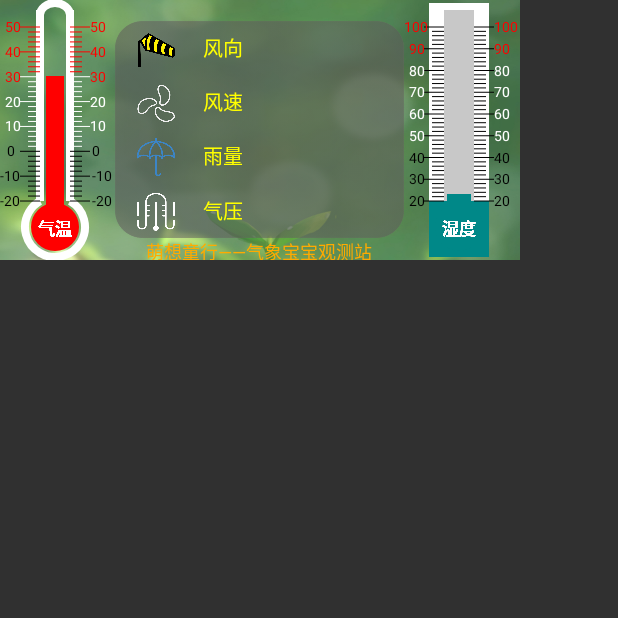
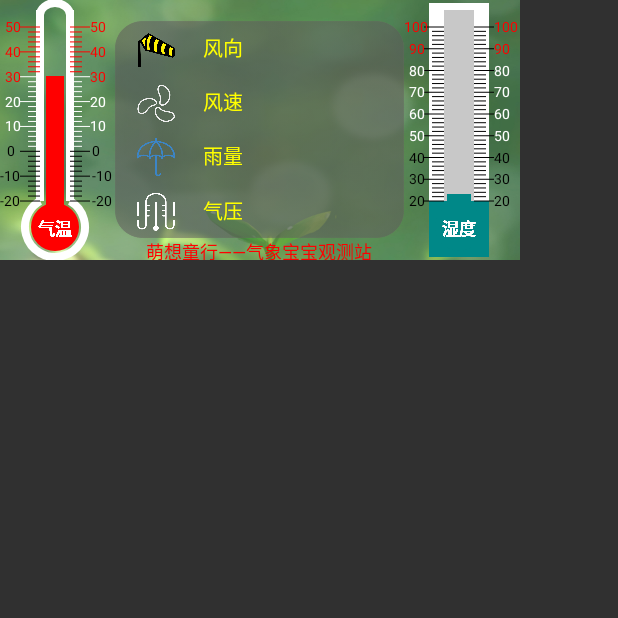
Before and after one commit to Ai-duo/AppChangSha, an Android app: the screen it shows after launch (MainActivity), on a phone screen of 412 x 824 dp, the top half of it. Run offline under Robolectric (Android 15) with nearby library versions, the phone set to English and light mode, and no system bars; our stand-ins replace EventBus, data binding.

Commit message:
no message

```diff
--- a/app/src/main/res/layout/activity_main.xml
+++ b/app/src/main/res/layout/activity_main.xml
@@ -195,7 +195,7 @@
             </LinearLayout>
             <TextView
                 android:gravity="center"
-                android:textColor="#fa0"
+                android:textColor="#f00"
                 android:textSize="18px"
                 android:text="萌想童行——气象宝宝观测站"
                 android:layout_width="match_parent"
```
